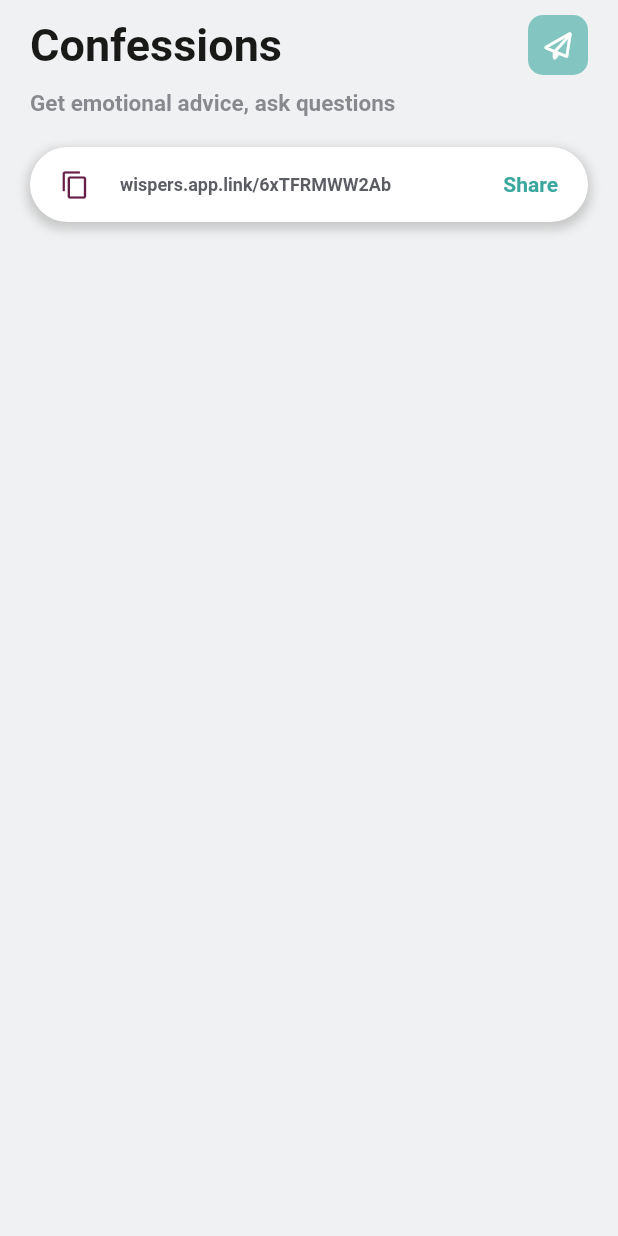
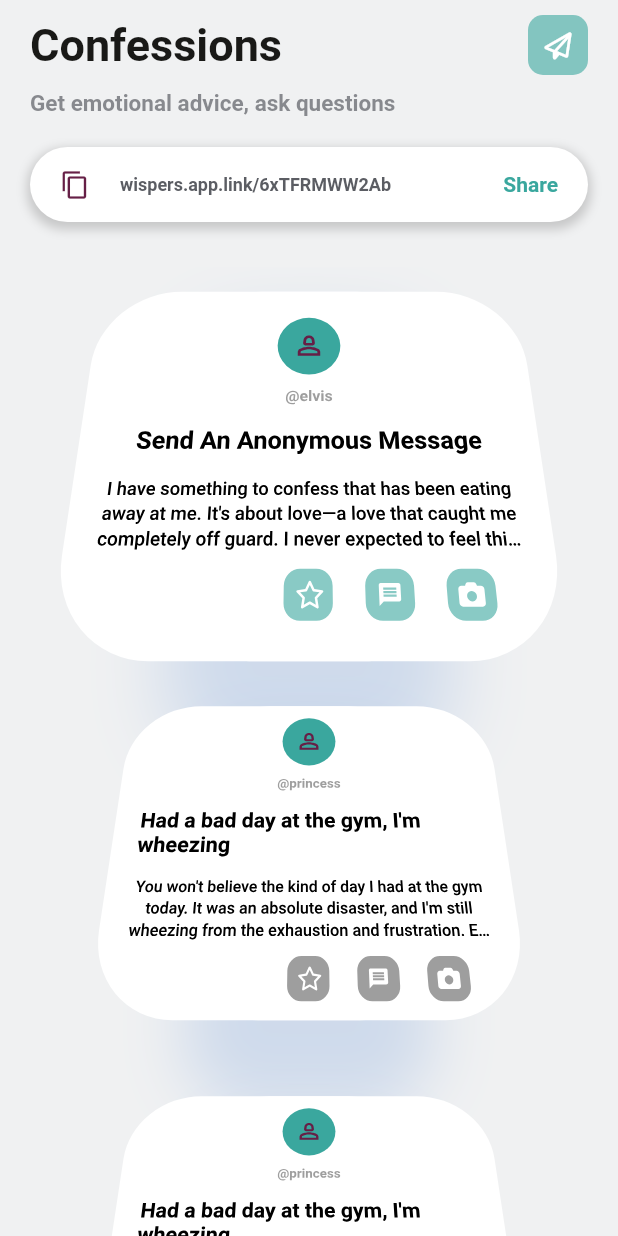
Before and after one commit to Fuhadd/AnonApp, a Flutter app: the InitialConfessionScreen screen opened directly, on a phone screen of 412 x 824 dp. Run offline on Flutter 3.47's test engine with Material 2 defaults, Android fonts, the light colour scheme and no system bars; our stand-ins replace cloud_firestore, firebase_auth, firebase_core, firebase_storage, flip_card, flutter_form_builder and 9 more; missing offline and left inert: flutter_branch_sdk; accounts and stored records are empty.

Commit message:
made few changes

```diff
--- a/lib/screens/confessions/initial_confession_screen.dart
+++ b/lib/screens/confessions/initial_confession_screen.dart
@@ -6,6 +6,7 @@ import 'package:flutter/material.dart';
 import 'package:font_awesome_flutter/font_awesome_flutter.dart';
 import 'package:hooks_riverpod/hooks_riverpod.dart';
 
+import '../../widgets/old_slanted_container.dart';
 import 'confession_view_model.dart';
 
 class InitialConfessionScreen extends StatefulHookConsumerWidget {
@@ -19,9 +20,13 @@ class InitialConfessionScreen extends StatefulHookConsumerWidget {
 class _InitialConfessionScreenState
     extends ConsumerState<InitialConfessionScreen> {
   late ScrollController scrollController;
+  double scrolling = 0;
+  int currentVisibleItemIndex = 0;
 
   @override
   void initState() {
+    scrollController = ScrollController();
+    scrollController.addListener(scrollListernerWithCount);
     super.initState();
   }
 
@@ -35,9 +40,17 @@ class _InitialConfessionScreenState
       id: "id",
       imageUrl: "imageUrl",
       userName: "@elvis",
+      title: "Send An Anonymous Message",
+      content:
+          "I have something to confess that has been eating away at me. It's about love—a love that caught me completely off guard. I never expected to feel this way, but here I am, hopelessly smitten. Every time I see them, my heart races, and my mind goes blank. It's like ",
+    );
+    ConfessionResponse testData2 = ConfessionResponse(
+      id: "id",
+      imageUrl: "imageUrl",
+      userName: "@princess",
       title: "Had a bad day at the gym, I'm wheezing",
       content:
-          "Unlimited cards and spaces, investments tips and much more more more more more more more more more more more more more more more more more",
+          "You won't believe the kind of day I had at the gym today. It was an absolute disaster, and I'm still wheezing from the exhaustion and frustration. Everything seemed to go wrong right from the start. ",
     );
     return Scaffold(
       backgroundColor: CustomColors.whiteBgColor,
@@ -139,9 +152,42 @@ class _InitialConfessionScreenState
                 ),
               ),
             ),
+            verticalSpacer(30),
+            Expanded(
+              child: ListView.builder(
+                itemCount: 5,
+                controller: scrollController,
+                itemBuilder: (context, index) {
+                  return SlantedContainer(
+                    index: index,
+                    currentVisibleItemIndex: currentVisibleItemIndex,
+                    scrolling: scrolling,
+                    confession: index == 0 ? testData : testData2,
+                  );
+                  // return PerspectiveWidgetx(
+                  //     index, currentVisibleItemIndex, scrolling);
+                },
+              ),
+            )
           ],
         ),
       ),
     );
   }
+
+  void scrollListernerWithCount() {
+    int itemCount = 10;
+    double scrollOffset = scrollController.position.pixels;
+    double viewportHeight = scrollController.position.viewportDimension;
+    double scrollRange = scrollController.position.maxScrollExtent -
+        scrollController.position.minScrollExtent;
+    int firstVisibleItemIndex =
+        (scrollOffset / (scrollRange + viewportHeight) * itemCount).floor();
+    currentVisibleItemIndex = firstVisibleItemIndex;
+    scrolling = (scrollOffset / (scrollRange + viewportHeight) * itemCount);
+    scrolling = double.parse(scrolling.toStringAsFixed(2));
+    setState(() {
+      print(firstVisibleItemIndex);
+    });
+  }
 }
```
Also changed, not shown: lib/screens/confessions/confession_detail_screen.dart (+1 -1 lines), lib/screens/dashboard/dashboard_screen.dart (+5 -4 lines).
